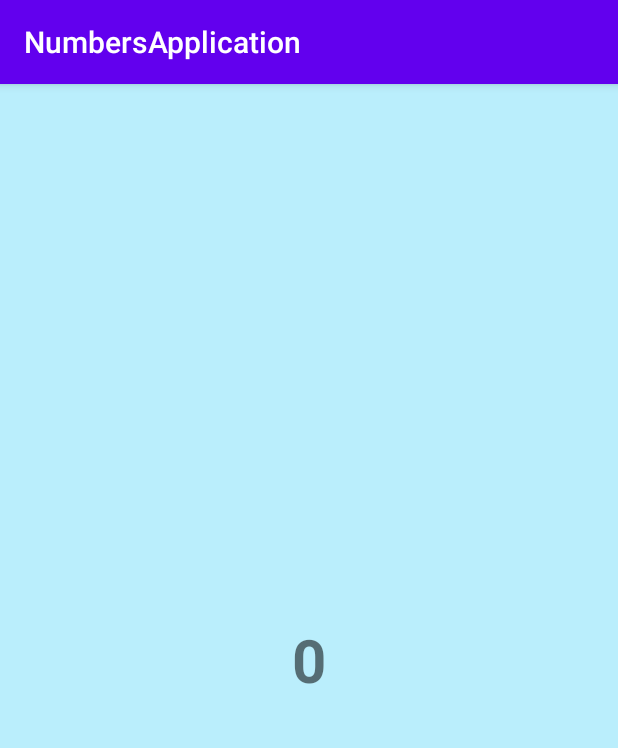
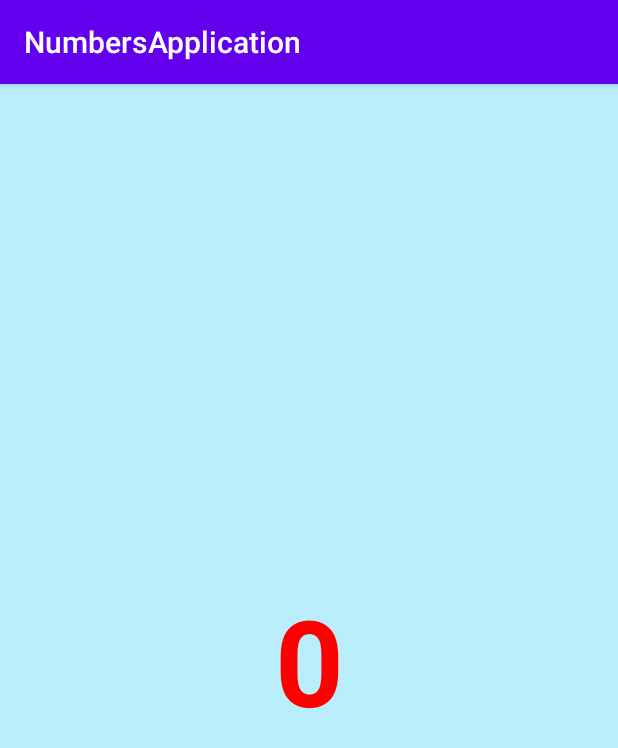
Before and after one commit to NellinLin/android_dz1, an Android app: the fragment FragmentNumberView shown on its own in the app's theme, on a phone screen of 412 x 824 dp. Shown: the top 748 px of the screen. Run offline under Robolectric (Android 15) with nearby library versions, the phone set to English and light mode, and no system bars; 1 statement that could not run was skipped.

```diff
--- a/NumbersApplication/app/src/main/java/com/shishova/numbers/app/FragmentNumberView.java
+++ b/NumbersApplication/app/src/main/java/com/shishova/numbers/app/FragmentNumberView.java
@@ -1,22 +1,17 @@
 package com.shishova.numbers.app;
 
 import android.content.Context;
-import android.content.res.Configuration;
+import android.graphics.Color;
 import android.os.Bundle;
 import android.util.Log;
 import android.view.LayoutInflater;
 import android.view.View;
 import android.view.ViewGroup;
-import android.widget.Button;
 import android.widget.TextView;
 
 import androidx.annotation.NonNull;
 import androidx.annotation.Nullable;
 import androidx.fragment.app.Fragment;
-import androidx.recyclerview.widget.GridLayoutManager;
-import androidx.recyclerview.widget.RecyclerView;
-
-import java.util.ArrayList;
 
 public class FragmentNumberView extends Fragment {
 
@@ -46,7 +41,15 @@ public class FragmentNumberView extends Fragment {
         View view = inflater.inflate(R.layout.fragment_number_view, container, false);
         TextView textNum = view.findViewById(R.id.fragment_number_view__title);
 
+        int color = Color.BLUE;
+
+        if (number % 2 == 0) {
+            color = Color.RED;
+        }
+
         textNum.setText(number + "");
+        textNum.setTextColor(color);
+
         return view;
     }
 
--- a/NumbersApplication/app/src/main/res/layout/fragment_number_view.xml
+++ b/NumbersApplication/app/src/main/res/layout/fragment_number_view.xml
@@ -10,7 +10,7 @@
         android:layout_height="match_parent"
         android:gravity="center"
         android:text="1"
-        android:textSize="40dp"
+        android:textSize="80dp"
         android:textStyle="bold"
         android:background="@color/lightBlue"
         />
```
Also changed, not shown: NumbersApplication/app/src/main/java/com/shishova/numbers/app/FragmentNumbersList.java (+10 -14 lines), NumbersApplication/app/src/main/java/com/shishova/numbers/app/MainActivity.java (+7 -2 lines), NumbersApplication/app/src/main/java/com/shishova/numbers/app/RecycleViewAdapter.java (+28 -28 lines).
